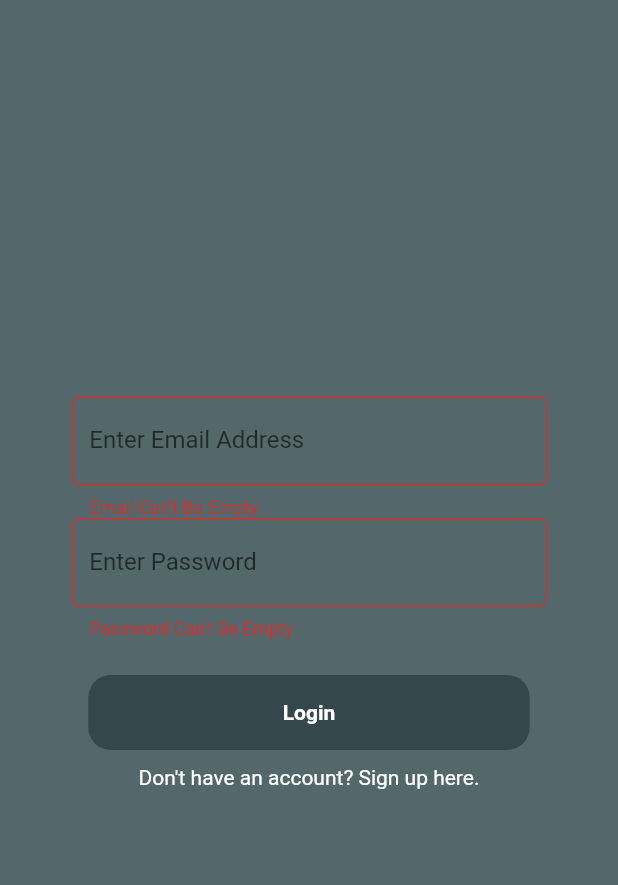
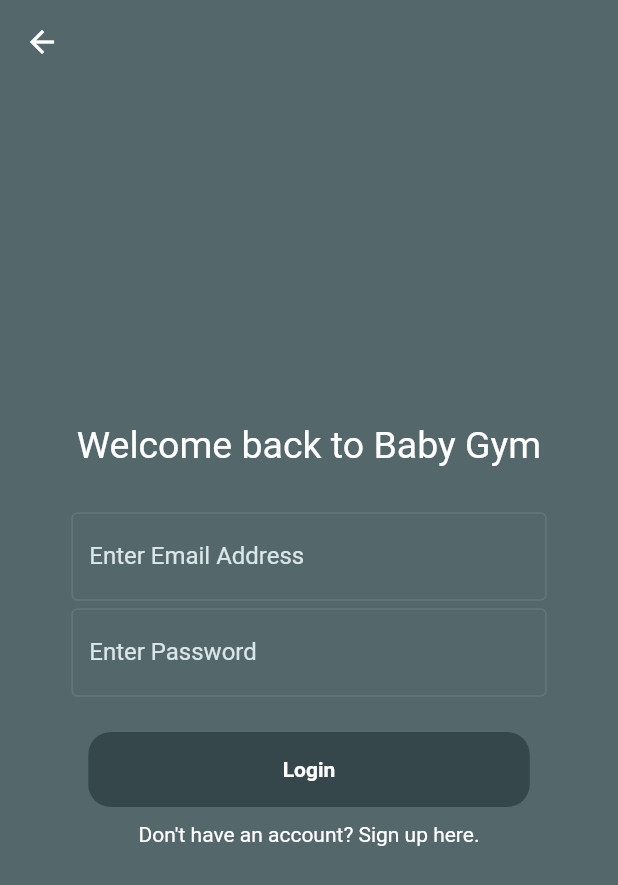
Before and after one commit to brendef/Baby-Gym-Booking-System, a Flutter app: the screen it shows after launch, after a tap on "Login", on a phone screen of 412 x 824 dp. Shown: the top 885 px of the screen. Run offline on Flutter 3.47's test engine with Material 2 defaults, Android fonts, the phone set to English and light mode, and no system bars; our stand-ins replace cloud_firestore, firebase_auth, firebase_core, firebase_storage; missing offline and left inert: dart:html; accounts and stored records are empty.

Commit message:
Add splash screen

```diff
--- a/lib/main.dart
+++ b/lib/main.dart
@@ -1,5 +1,5 @@
-import 'package:babygym/ui/screens/login.dart';
 import 'package:babygym/ui/screens/home.dart';
+import 'package:babygym/ui/screens/splash.dart';
 import 'package:firebase_auth/firebase_auth.dart';
 import 'package:firebase_core/firebase_core.dart';
 import 'package:flutter/material.dart';
@@ -23,7 +23,7 @@ class _AppState extends State<App> {
     return MaterialApp(
       debugShowCheckedModeBanner: false,
       title: 'Baby Gym',
-      home: widget.user != null ? Home() : Login(),
+      home: widget.user != null ? Home() : Splash(),
     );
   }
 }
--- a/lib/ui/screens/add_apointment.dart
+++ b/lib/ui/screens/add_apointment.dart
@@ -208,8 +208,8 @@ class _AddApointmentState extends State<AddApointment> {
                       onPressed: () => showDatePicker(
                         context: context,
                         initialDate: _date ?? DateTime.now(),
-                        firstDate: DateTime(2021),
-                        lastDate: DateTime(2222),
+                        firstDate: DateTime.now().subtract(Duration(days: 0)),
+                        lastDate: DateTime.now().add(Duration(days: 60)),
                       ).then((date) {
                         setState(() {
                           _date = date;
--- a/lib/ui/screens/home.dart
+++ b/lib/ui/screens/home.dart
@@ -81,6 +81,8 @@ class _HomeState extends State<Home> {
           : null,
       body: _pages[_currentIndex],
       bottomNavigationBar: BottomNavigationBar(
+        selectedItemColor: Colors.black,
+        unselectedItemColor: AppTheme.babygymSecondary,
         currentIndex: _currentIndex,
         type: BottomNavigationBarType.fixed,
         items: [
--- a/lib/ui/screens/login.dart
+++ b/lib/ui/screens/login.dart
@@ -21,6 +21,10 @@ class _LoginState extends State<Login> {
   @override
   Widget build(BuildContext context) {
     return Scaffold(
+      appBar: AppBar(
+        backgroundColor: AppTheme.babygymSecondary,
+        elevation: 0,
+      ),
       body: Container(
         width: MediaQuery.of(context).size.width,
         height: MediaQuery.of(context).size.height,
@@ -30,30 +34,60 @@ class _LoginState extends State<Login> {
         child: Column(
           mainAxisAlignment: MainAxisAlignment.center,
           children: [
+            Text(
+              'Welcome back to Baby Gym',
+              style: TextStyle(color: Colors.white, fontSize: 25),
+            ),
+            SizedBox(height: 30),
+            Column(
+              mainAxisAlignment: MainAxisAlignment.start,
+              children: [
                 Container(
                   width: MediaQuery.of(context).size.width / 1.3,
                   child: TextFormField(
+                    style: TextStyle(color: AppTheme.babygymGrey),
                     controller: _emailField,
                     decoration: InputDecoration(
                       labelText: "Enter Email Address",
-                  errorText: _validateEmail ? 'Email Can\'t Be Empty' : null,
+                      labelStyle: TextStyle(
+                        color: AppTheme.babygymGrey,
+                      ),
+                      errorText:
+                          _validateEmail ? 'Email Can\'t Be Empty' : null,
                       border: OutlineInputBorder(
                         borderRadius: BorderRadius.circular(5.0),
+                      ),
+                      enabledBorder: OutlineInputBorder(
+                        borderSide: BorderSide(
+                          color: Colors.white10,
+                        ),
                       ),
                     ),
                     keyboardType: TextInputType.emailAddress,
                   ),
                 ),
+                SizedBox(
+                  height: 5,
+                ),
                 Container(
                   width: MediaQuery.of(context).size.width / 1.3,
                   child: TextFormField(
+                    style: TextStyle(color: AppTheme.babygymGrey),
                     controller: _passwordField,
                     decoration: InputDecoration(
+                      labelStyle: TextStyle(
+                        color: AppTheme.babygymGrey,
+                      ),
                       labelText: "Enter Password",
                       errorText:
                           _validatePassword ? 'Password Can\'t Be Empty' : null,
                       border: OutlineInputBorder(
                         borderRadius: BorderRadius.circular(5.0),
+                      ),
+                      enabledBorder: OutlineInputBorder(
+                        borderSide: BorderSide(
+                          color: Colors.white10,
+                        ),
                       ),
                     ),
                     obscureText: true,
@@ -70,8 +104,8 @@ class _LoginState extends State<Login> {
                     color: AppTheme.babygymPrimary,
                   ),
                   child: MaterialButton(
-                onPressed: () {
-                  setState(() async {
+                    onPressed: () async {
+                      setState(() {
                         if (_passwordField.text.trim().isEmpty) {
                           _validatePassword = true;
                         } else {
@@ -83,7 +117,7 @@ class _LoginState extends State<Login> {
                         } else {
                           _validateEmail = false;
                         }
-
+                      });
                       if (!_validateEmail && !_validatePassword) {
                         bool shouldNavigate =
                             await signIn(_emailField.text, _passwordField.text);
@@ -97,34 +131,6 @@ class _LoginState extends State<Login> {
                           );
                         }
                       }
-                  });
-                  // setState(() {
-                  //   if (_passwordField.text.trim().isEmpty) {
-                  //     _validatePassword = true;
-                  //   } else {
-                  //     _validatePassword = false;
-                  //   }
-
-                  //   if (_emailField.text.trim().isEmpty) {
-                  //     _validateEmail = true;
-                  //   } else {
-                  //     _validateEmail = false;
-                  //   }
-
-                  //   if (_validateEmail && _validatePassword) {
-                  //     bool shouldNavigate =
-                  //         signIn(_emailField.text, _passwordField.text);
-                  //     if (shouldNavigate) {
-                  //       Navigator.pushAndRemoveUntil(
-                  //         context,
-                  //         MaterialPageRoute(
-                  //           builder: (BuildContext context) => Home(),
-                  //         ),
-                  //         (route) => false,
-                  //       );
-                  //     }
-                  //   }
-                  // });
                     },
                     child: Text(
                       'Login',
@@ -140,10 +146,11 @@ class _LoginState extends State<Login> {
                   child: Center(
                     child: GestureDetector(
                       onTap: () {
+                        Navigator.pop(context);
                         Navigator.push(
                           context,
                           MaterialPageRoute(
-                        builder: (context) => Register(),
+                            builder: (BuildContext context) => Register(),
                           ),
                         );
                       },
@@ -159,6 +166,8 @@ class _LoginState extends State<Login> {
                 ),
               ],
             ),
+          ],
+        ),
       ),
     );
   }
--- /dev/null
+++ b/lib/ui/screens/splash.dart
@@ -0,0 +1,107 @@
+import 'package:babygym/colors/app_theme.dart';
+import 'package:babygym/ui/screens/login.dart';
+import 'package:babygym/ui/screens/register.dart';
+import 'package:flutter/material.dart';
+
+class Splash extends StatelessWidget {
+  @override
+  Widget build(BuildContext context) {
+    return Scaffold(
+      body: Container(
+        decoration: BoxDecoration(
+          color: AppTheme.babygymSecondary,
+        ),
+        child: Column(
+          children: [
+            Expanded(
+              flex: 1,
+              child: Container(),
+            ),
+            Expanded(
+              flex: 2,
+              child: Column(
+                mainAxisAlignment: MainAxisAlignment.center,
+                crossAxisAlignment: CrossAxisAlignment.stretch,
+                children: [
+                  Image.asset(
+                    'babygym_logo.png',
+                    width: 150,
+                    height: 150,
+                  ),
+                  Container(
+                    padding: const EdgeInsets.all(8),
+                    alignment: Alignment.center,
+                    child: Text(
+                      'Welcome to Baby Gym',
+                      style: TextStyle(
+                        fontSize: 20,
+                        color: AppTheme.babygymGrey,
+                      ),
+                    ),
+                  ),
+                  SizedBox(
+                    height: 15,
+                  ),
+                  Padding(
+                    padding: const EdgeInsets.all(8.0),
+                    child: Container(
+                      height: 50,
+                      decoration: BoxDecoration(
+                        borderRadius: BorderRadius.circular(10),
+                        color: AppTheme.babygymPrimary,
+                      ),
+                      child: MaterialButton(
+                        onPressed: () {
+                          Navigator.push(
+                            context,
+                            MaterialPageRoute(
+                              builder: (BuildContext context) => Login(),
+                            ),
+                          );
+                        },
+                        child: Text(
+                          'Login',
+                          style: TextStyle(
+                            color: Colors.white,
+                            fontWeight: FontWeight.bold,
+                          ),
+                        ),
+                      ),
+                    ),
+                  ),
+                  Padding(
+                    padding: const EdgeInsets.all(8.0),
+                    child: Container(
+                      height: 50,
+                      decoration: BoxDecoration(
+                        borderRadius: BorderRadius.circular(10),
+                        color: AppTheme.babygymPrimary,
+                      ),
+                      child: MaterialButton(
+                        onPressed: () {
+                          Navigator.push(
+                            context,
+                            MaterialPageRoute(
+                              builder: (BuildContext context) => Register(),
+                            ),
+                          );
+                        },
+                        child: Text(
+                          'Register',
+                          style: TextStyle(
+                            color: Colors.white,
+                            fontWeight: FontWeight.bold,
+                          ),
+                        ),
+                      ),
+                    ),
+                  ),
+                ],
+              ),
+            ),
+          ],
+        ),
+      ),
+    );
+  }
+}
--- a/pubspec.yaml
+++ b/pubspec.yaml
@@ -50,9 +50,8 @@ flutter:
   uses-material-design: true
 
   # To add assets to your application, add an assets section, like this:
-  # assets:
-  #   - images/a_dot_burr.jpeg
-  #   - images/a_dot_ham.jpeg
+  assets:
+    - assets/babygym_logo.png
 
   # An image asset can refer to one or more resolution-specific "variants", see
   # https://flutter.dev/assets-and-images/#resolution-aware.
```
Also changed, not shown: lib/ui/screens/register.dart (+64 -4 lines), assets/babygym-logo-white.png (added), assets/babygym_logo.png (added), assets/firebase_logo.png (added). Lines whose indentation alone changed are shown as unchanged.
